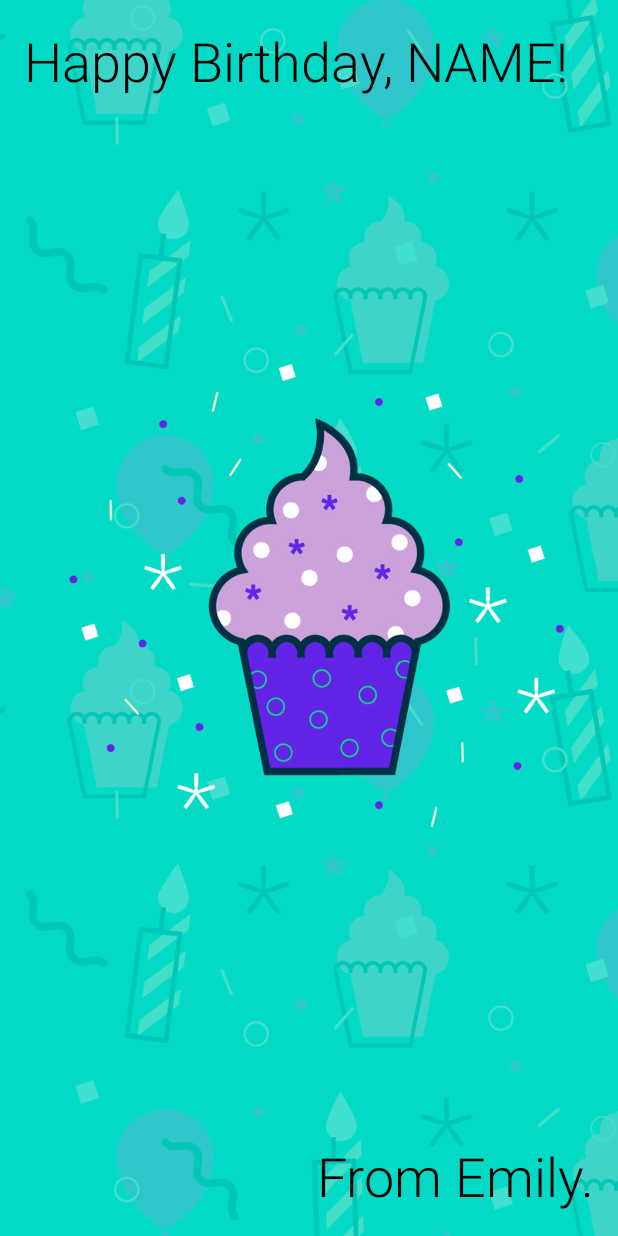
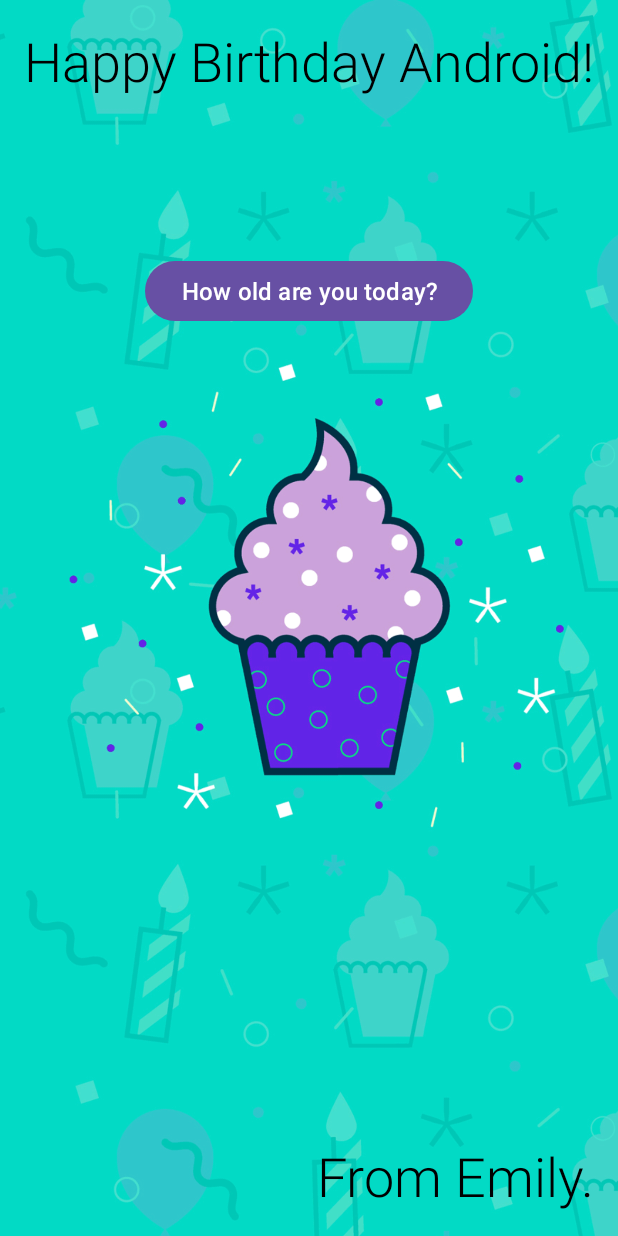
Before and after one commit to emilyregister/happy-birthday-android, an Android app: the screen it shows after launch (MainActivity), on a phone screen of 412 x 824 dp. Run offline under Robolectric (Android 15) with nearby library versions, the phone set to English and light mode, and no system bars; 1 statement that could not run was skipped.

```diff
--- a/app/src/main/java/com/example/happybirthday/MainActivity.kt
+++ b/app/src/main/java/com/example/happybirthday/MainActivity.kt
@@ -1,11 +1,68 @@
 package com.example.happybirthday
 
+import android.os.Bundle
+import android.util.Log
+import android.widget.Button
+import android.widget.ImageView
+import android.widget.TextView
 import androidx.appcompat.app.AppCompatActivity
-import android.os.Bundle
+
+private const val TAG = "MainActivity"
 
 class MainActivity : AppCompatActivity() {
     override fun onCreate(savedInstanceState: Bundle?) {
         super.onCreate(savedInstanceState)
         setContentView(R.layout.activity_main)
+        logging()
+        // Creating a purposeful crash
+        division()
+
+        val name = "Android"
+        val birthdayNameText : TextView = findViewById(R.id.happyBirthdayText)
+        birthdayNameText.text = getString(R.string.happy_birthday_text, name)
+
+        val rollButton: Button = findViewById(R.id.button)
+        rollButton.setOnClickListener {
+            rollDice()
+        }
+    }
+
+    private fun rollDice() {
+        val numSides = 100
+        val dice = Dice(numSides)
+        val diceRoll = dice.roll()
+        val resultTextView : TextView = findViewById(R.id.ageText)
+        resultTextView.text = diceRoll.toString()
+
+        val ageTextView : TextView = findViewById(R.id.ageResultText)
+        val ageImage : ImageView = findViewById(R.id.resultImage)
+
+        if (diceRoll > numSides/2) {
+            ageTextView.text = getString(R.string.old_text)
+            ageImage.setImageResource(R.drawable.old_man_light_skin_tone)
+        } else {
+            ageTextView.text = getString(R.string.young_text)
+            ageImage.setImageResource(R.drawable.boy_medium_light_skin_tone)
+        }
+    }
+
+    private fun logging() {
+        Log.v(TAG, "Hello World!")
+    }
+
+    private fun division() {
+        val numerator = 60
+        var denominator = 4
+        repeat(5) {
+            Log.v(TAG, "${numerator/denominator}")
+            denominator--
+        }
     }
 }
+
+class Dice(private val numSides: Int) {
+
+    fun roll() : Int {
+        return (1..numSides).random()
+    }
+}
--- a/app/src/main/res/layout/activity_main.xml
+++ b/app/src/main/res/layout/activity_main.xml
@@ -14,12 +14,14 @@
         android:scaleType="centerCrop"
         app:layout_constraintBottom_toBottomOf="parent"
         app:layout_constraintEnd_toEndOf="parent"
+        app:layout_constraintHorizontal_bias="0.0"
         app:layout_constraintStart_toStartOf="parent"
         app:layout_constraintTop_toTopOf="parent"
+        app:layout_constraintVertical_bias="0.0"
         app:srcCompat="@drawable/androidparty" />
 
     <TextView
-        android:id="@+id/textView"
+        android:id="@+id/happyBirthdayText"
         android:layout_width="wrap_content"
         android:layout_height="wrap_content"
         android:layout_marginStart="16dp"
@@ -32,7 +34,7 @@
         app:layout_constraintTop_toTopOf="parent" />
 
     <TextView
-        android:id="@+id/textView2"
+        android:id="@+id/fromText"
         android:layout_width="wrap_content"
         android:layout_height="wrap_content"
         android:layout_marginEnd="16dp"
@@ -44,4 +46,51 @@
         app:layout_constraintBottom_toBottomOf="parent"
         app:layout_constraintEnd_toEndOf="parent" />
 
+    <Button
+        android:id="@+id/button"
+        android:layout_width="wrap_content"
+        android:layout_height="wrap_content"
+        android:layout_marginTop="170dp"
+        android:text="@string/roll_dice_button"
+        android:textSize="16sp"
+        app:layout_constraintEnd_toEndOf="parent"
+        app:layout_constraintStart_toStartOf="parent"
+        app:layout_constraintTop_toTopOf="parent" />
+
+    <TextView
+        android:id="@+id/ageText"
+        android:layout_width="wrap_content"
+        android:layout_height="wrap_content"
+        android:textColor="@android:color/black"
+        android:textSize="50sp"
+        android:textStyle="bold"
+        app:layout_constraintBottom_toBottomOf="@+id/imageView"
+        app:layout_constraintEnd_toEndOf="@+id/imageView"
+        app:layout_constraintHorizontal_bias="0.528"
+        app:layout_constraintStart_toStartOf="parent"
+        app:layout_constraintTop_toTopOf="parent"
+        app:layout_constraintVertical_bias="0.445" />
+
+    <TextView
+        android:id="@+id/ageResultText"
+        android:layout_width="wrap_content"
+        android:layout_height="wrap_content"
+        android:layout_marginBottom="210dp"
+        android:textColor="@android:color/black"
+        android:textSize="20sp"
+        app:layout_constraintBottom_toBottomOf="@+id/imageView"
+        app:layout_constraintEnd_toEndOf="parent"
+        app:layout_constraintStart_toStartOf="parent" />
+
+    <ImageView
+        android:id="@+id/resultImage"
+        android:layout_width="131dp"
+        android:layout_height="97dp"
+        android:layout_marginTop="15dp"
+        android:importantForAccessibility="no"
+        app:layout_constraintEnd_toEndOf="parent"
+        app:layout_constraintStart_toStartOf="parent"
+        app:layout_constraintTop_toBottomOf="@+id/ageResultText"
+        tools:srcCompat="@drawable/boy_medium_light_skin_tone" />
+
 </androidx.constraintlayout.widget.ConstraintLayout>
--- a/app/src/main/res/values/strings.xml
+++ b/app/src/main/res/values/strings.xml
@@ -1,5 +1,8 @@
 <resources>
     <string name="app_name">Happy Birthday</string>
-    <string name="happy_birthday_text">Happy Birthday, NAME!</string>
     <string name="signature_text">From Emily.</string>
+    <string name="roll_dice_button">How old are you today?</string>
+    <string name="happy_birthday_text">Happy Birthday %1$s!</string>
+    <string name="old_text">You are old!</string>
+    <string name="young_text">You are young!</string>
 </resources>
```
Also changed, not shown: app/src/main/res/drawable/boy_medium_light_skin_tone.png (added), app/src/main/res/drawable/old_man_light_skin_tone.png (added), 1 other file.
